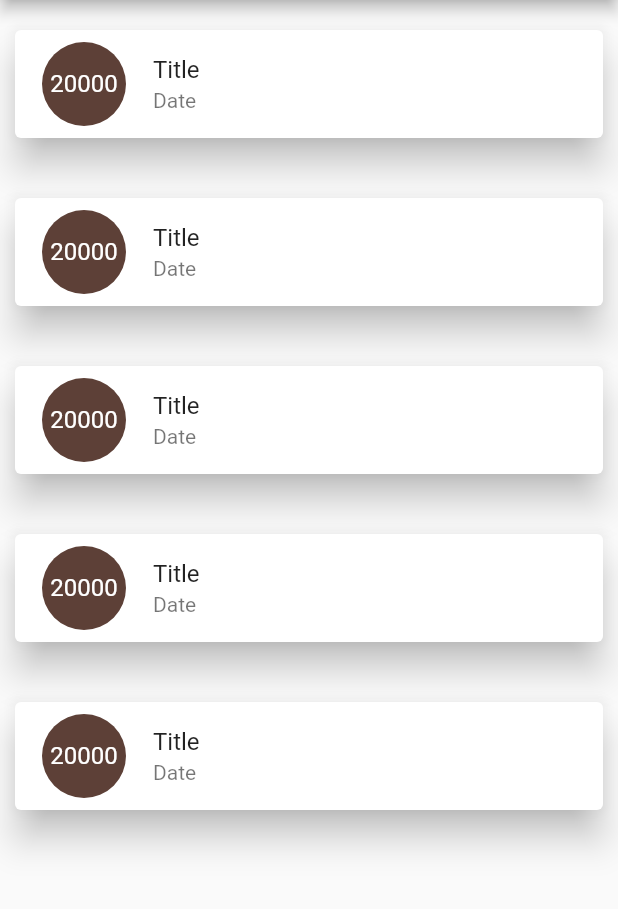
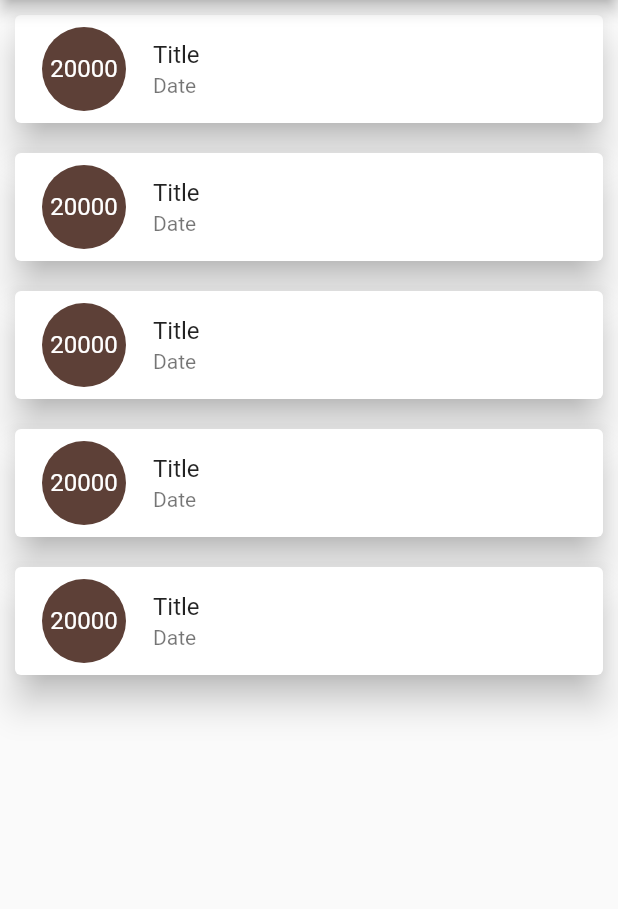
Before and after one commit to NGOMNGOM/Flutter-phase-2, a Flutter app: the screen it shows after launch, on a phone screen of 412 x 824 dp, the part 84-993 px from its top. Run offline on Flutter 3.47's test engine with Material 2 defaults, Android fonts, the phone set to English and light mode, and no system bars.

Commit message:
Provider + installing

```diff
--- a/flutter_database/lib/main.dart
+++ b/flutter_database/lib/main.dart
@@ -44,7 +44,7 @@ class _MyHomePageState extends State<MyHomePage> {
             itemCount: 5,
             itemBuilder: (BuildContext context, int index) {
               return Card(
-                margin: EdgeInsets.symmetric(vertical: 20, horizontal: 10),
+                margin: EdgeInsets.symmetric(vertical: 10, horizontal: 10),
                 elevation: 10,
                 child: ListTile(
                     leading: CircleAvatar(
--- a/flutter_database/pubspec.yaml
+++ b/flutter_database/pubspec.yaml
@@ -35,6 +35,8 @@ dependencies:
   # The following adds the Cupertino Icons font to your application.
   # Use with the CupertinoIcons class for iOS style icons.
   cupertino_icons: ^1.0.2
+
+  provider: ^6.0.5
 
 dev_dependencies:
   flutter_test:
```
Also changed, not shown: flutter_database/pubspec.lock.
